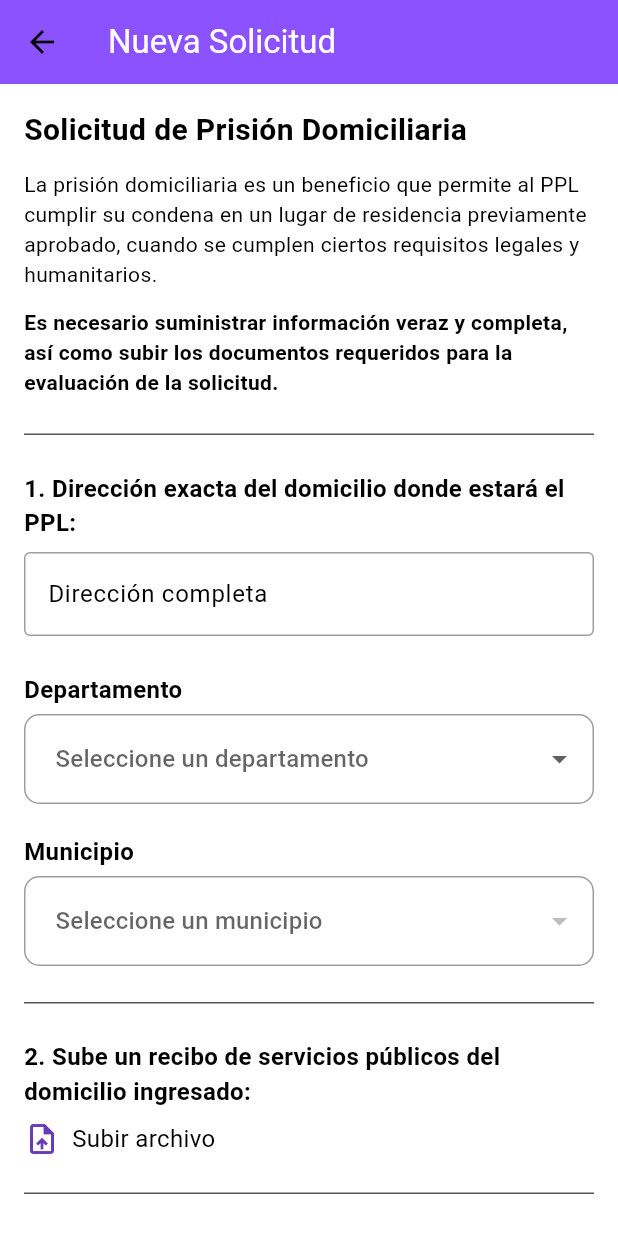
After one commit to johnBernal1974/tuProcesoYa, a Flutter app: the SolicitudDomiciliariaPage screen opened by its route, on a phone screen of 412 x 824 dp. The commit adds this screen. Shown: the top 1233 px of the screen. Run offline on Flutter 3.47's test engine with Material 3 defaults, Android fonts, the phone set to English and light mode, and no system bars; our stand-ins replace cached_network_image, cloud_firestore, file_picker, firebase_auth, firebase_core, firebase_storage and 4 more; missing offline and left inert: dart:html, firebase_auth_platform_interface, universal_html, webview_flutter_web; accounts and stored records are empty; network calls fail.

Commit message:
Se configuran los botones de los beneficios penitenciarios del home del user, se crea la pagina base para solicitar la prision domiciliaria, falta seleccionar los archivos y guardar la solicitud en la bd

```diff
--- a/lib/Pages/client/home/home.dart
+++ b/lib/Pages/client/home/home.dart
@@ -61,8 +61,6 @@ class _HomePageState extends State<HomePage> {
     }
   }
 
-
-
   Future<void> _loadData() async {
     final pplData = await _pplProvider.getById(_uid);
 
@@ -95,7 +93,6 @@ class _HomePageState extends State<HomePage> {
     }
   }
 
-
   Future<double> calcularTotalRedenciones(String pplId) async {
     double totalDiasRedimidos = 0;
 
@@ -118,7 +115,6 @@ class _HomePageState extends State<HomePage> {
 
     return totalDiasRedimidos;
   }
-
 
   Future<void> _calcularTiempoDePrueba(Timestamp fechaRegistro) async {
     final snapshot = await FirebaseFirestore.instance
@@ -235,10 +231,7 @@ class _HomePageState extends State<HomePage> {
                     ],
                   ),
                 ),
-
-
               _isPaid || _isTrial ? _buildPaidContent() : _buildUnpaidContent(),
-
               const SizedBox(height: 20)
             ],
           ),
@@ -561,9 +554,7 @@ class _HomePageState extends State<HomePage> {
                       textStyle: const TextStyle(fontSize: 12, fontWeight: FontWeight.bold),
                       shape: RoundedRectangleBorder(borderRadius: BorderRadius.circular(6)),
                     ),
-                    onPressed: () {
-                      print("Se ha solicitado el beneficio de $titulo");
-                    },
+                    onPressed: () => _navegarASolicitud(idBeneficio),
                     child: const Text("Solicitar"),
                   ),
                 ),
@@ -574,6 +565,28 @@ class _HomePageState extends State<HomePage> {
       ),
     );
   }
+  void _navegarASolicitud(String idBeneficio) {
+    switch (idBeneficio.toLowerCase().trim()) {
+      case 'permiso de 72 horas':
+        Navigator.pushNamed(context, 'solicitud_72h');
+        break;
+      case 'prision_domiciliaria':
+        Navigator.pushNamed(context, 'solicitud_domiciliaria_page');
+        break;
+      case 'libertad_condicional':
+        Navigator.pushNamed(context, 'solicitud_condicional');
+        break;
+      case 'extincion_pena':
+        Navigator.pushNamed(context, 'solicitud_extincion_pena');
+        break;
+      default:
+        ScaffoldMessenger.of(context).showSnackBar(
+            const SnackBar(content: Text("Ruta de beneficio no reconocida"))
+        );
+    }
+  }
+
+
 
 
   //para isPaid en false
--- /dev/null
+++ b/lib/Pages/client/solicitudes_beneficios/solicitud_domiciliaria_page.dart
@@ -0,0 +1,177 @@
+import 'package:flutter/material.dart';
+
+import '../../../commons/drop_depatamentos_municipios.dart';
+import '../../../src/colors/colors.dart';
+
+class SolicitudDomiciliariaPage extends StatefulWidget {
+  const SolicitudDomiciliariaPage({super.key});
+
+  @override
+  State<SolicitudDomiciliariaPage> createState() => _SolicitudDomiciliariaPageState();
+}
+
+class _SolicitudDomiciliariaPageState extends State<SolicitudDomiciliariaPage> {
+  final TextEditingController _direccionController = TextEditingController();
+  final TextEditingController _nombreResponsableController = TextEditingController();
+  final TextEditingController _cedulaResponsableController = TextEditingController();
+  final TextEditingController _celularResponsableController = TextEditingController();
+
+  String? archivoRecibo;
+  String? archivoDeclaracion;
+  String? departamentoSeleccionado;
+  String? municipioSeleccionado;
+
+  @override
+  Widget build(BuildContext context) {
+    final bool isMobile = MediaQuery.of(context).size.width < 600;
+
+    return Scaffold(
+      backgroundColor: blanco,
+      appBar: AppBar(
+          title: const Text('Nueva Solicitud', style: TextStyle(color: blanco)),
+      backgroundColor: primary),
+
+      body: Padding(
+        padding: const EdgeInsets.all(16.0),
+        child: Center(
+          child: ConstrainedBox(
+            constraints: const BoxConstraints(maxWidth: 800),
+            child: ListView(
+              children: [
+                const Text(
+                  'Solicitud de Prisión Domiciliaria',
+                  style: TextStyle(fontSize: 20, fontWeight: FontWeight.bold),
+                ),
+                const SizedBox(height: 12),
+                const Text(
+                  'La prisión domiciliaria es un beneficio que permite al PPL cumplir su condena en un lugar de residencia previamente aprobado, cuando se cumplen ciertos requisitos legales y humanitarios.',
+                  style: TextStyle(fontSize: 14),
+                ),
+                const SizedBox(height: 12),
+                const Text(
+                  'Es necesario suministrar información veraz y completa, así como subir los documentos requeridos para la evaluación de la solicitud.',
+                  style: TextStyle(fontSize: 14, fontWeight: FontWeight.w600),
+                ),
+                const SizedBox(height: 24),
+                const Divider(color: negroLetras, height: 1),
+                const SizedBox(height: 24),
+                const Text('1. Dirección exacta del domicilio donde estará el PPL:', style: TextStyle(
+                  fontWeight: FontWeight.bold
+                ),),
+                const SizedBox(height: 8),
+                TextField(
+                  controller: _direccionController,
+                  decoration: const InputDecoration(
+                    labelText: 'Dirección completa',
+                    border: OutlineInputBorder(),
+                    enabledBorder: OutlineInputBorder(
+                      borderSide: BorderSide(color: Colors.grey),
+                    ),
+                  ),
+                ),
+                const SizedBox(height: 24),
+                // ✅ Widget de selección de Departamento y Municipio
+                DepartamentosMunicipiosWidget(
+                  departamentoSeleccionado: departamentoSeleccionado,
+                  municipioSeleccionado: municipioSeleccionado,
+                  onSelectionChanged: (String departamento, String municipio) {
+                    setState(() {
+                      departamentoSeleccionado = departamento;
+                      municipioSeleccionado = municipio;
+                    });
+                  },
+                ),
+                const SizedBox(height: 24),
+                const Divider(color: negroLetras, height: 1),
+                const SizedBox(height: 24),
+                const Text(
+                  '2. Sube un recibo de servicios públicos del domicilio ingresado:', style: TextStyle(
+                    fontWeight: FontWeight.bold
+                )),
+                const SizedBox(height: 8),
+                Row(
+                  children: [
+                    const Icon(Icons.upload_file, color: Colors.deepPurple),
+                    const SizedBox(width: 8),
+                    Text(archivoRecibo ?? 'Subir archivo'),
+                  ],
+                ),
+                const SizedBox(height: 24),
+                const Divider(color: negroLetras, height: 1),
+                const SizedBox(height: 24),
+                const Text(
+                  '3. Sube la declaración extra juicio para la solicitud de prisión domiciliaria:', style: TextStyle(
+                    fontWeight: FontWeight.bold
+                )),
+                const SizedBox(height: 8),
+                Row(
+                  children: [
+                    const Icon(Icons.upload_file, color: Colors.deepPurple),
+                    const SizedBox(width: 8),
+                    Text(archivoDeclaracion ?? 'Subir archivo'),
+                  ],
+                ),
+                const SizedBox(height: 24),
+                const Divider(color: negroLetras, height: 1),
+                const SizedBox(height: 24),
+                const Text('4. Datos de la persona responsable del PPL en el domicilio:' , style: TextStyle(
+                    fontWeight: FontWeight.bold
+                )),
+                const SizedBox(height: 10),
+                TextField(
+                  controller: _nombreResponsableController,
+                  decoration: const InputDecoration(
+                    labelText: 'Nombre completo del responsable',
+                    border: OutlineInputBorder(),
+                    enabledBorder: OutlineInputBorder(
+                      borderSide: BorderSide(color: Colors.grey),
+                    ),
+                  ),
+                ),
+                const SizedBox(height: 16),
+                const SizedBox(height: 8),
+                TextField(
+                  controller: _cedulaResponsableController,
+                  keyboardType: TextInputType.number,
+                  decoration: const InputDecoration(
+                    labelText: 'Número de Cédula',
+                    border: OutlineInputBorder(),
+                    enabledBorder: OutlineInputBorder(
+                      borderSide: BorderSide(color: Colors.grey),
+                    ),
+                  ),
+                ),
+                const SizedBox(height: 16),
+                const SizedBox(height: 8),
+                TextField(
+                  controller: _celularResponsableController,
+                  keyboardType: TextInputType.phone,
+                  decoration: const InputDecoration(
+                    labelText: 'Número de Celular',
+                    border: OutlineInputBorder(),
+                    enabledBorder: OutlineInputBorder(
+                      borderSide: BorderSide(color: Colors.grey),
+                    ),
+                  ),
+                ),
+                const SizedBox(height: 32),
+                ElevatedButton(
+                  style: ElevatedButton.styleFrom(
+                    backgroundColor: primary
+                  ),
+                  onPressed: () {
+                    // Validación y envío aquí
+                  },
+                  child: const Text('Enviar solicitud', style: TextStyle(
+                    color: blanco
+                  )),
+                ),
+                const SizedBox(height: 32),
+              ],
+            ),
+          ),
+        ),
+      ),
+    );
+  }
+}
--- a/lib/main.dart
+++ b/lib/main.dart
@@ -37,6 +37,7 @@ import 'Pages/client/mis_redenciones/mis_redenciones.dart';
 import 'Pages/client/mis_transacciones/mis_transacciones.dart';
 import 'Pages/client/register/register.dart';
 import 'Pages/client/solicitud_exitosa_derecho_peticion_page/solicitud_exitosa_derecho_peticion_page.dart';
+import 'Pages/client/solicitudes_beneficios/solicitud_domiciliaria_page.dart';
 import 'Pages/client/tutela/tutela.dart';
 import 'Pages/client/tutela_solicitud/tutela_solicitud.dart';
 import 'Pages/configuraciones/configuraciones.dart';
@@ -146,6 +147,8 @@ class MyApp extends StatelessWidget {
         'terminos_y_condiciones': (context) => const TerminosCondicionesPage(),
         'checkout_wompi': (context) => const CheckoutPage(),
         'mis_transacciones': (context) => const MisTransaccionesPage(),
+        'solicitud_72h_page': (context) => const MisTransaccionesPage(),
+        'solicitud_domiciliaria_page': (context) => const SolicitudDomiciliariaPage(),
 
 
         //general
```
Also changed, not shown: lib/Pages/client/solicitudes_beneficios/solicitud_72h_page.dart (added), lib/Pages/client/solicitudes_beneficios/solicitud_extincion_pena.dart (added), lib/Pages/client/solicitudes_beneficios/solicitud_libertad_condicional.dart (added).
